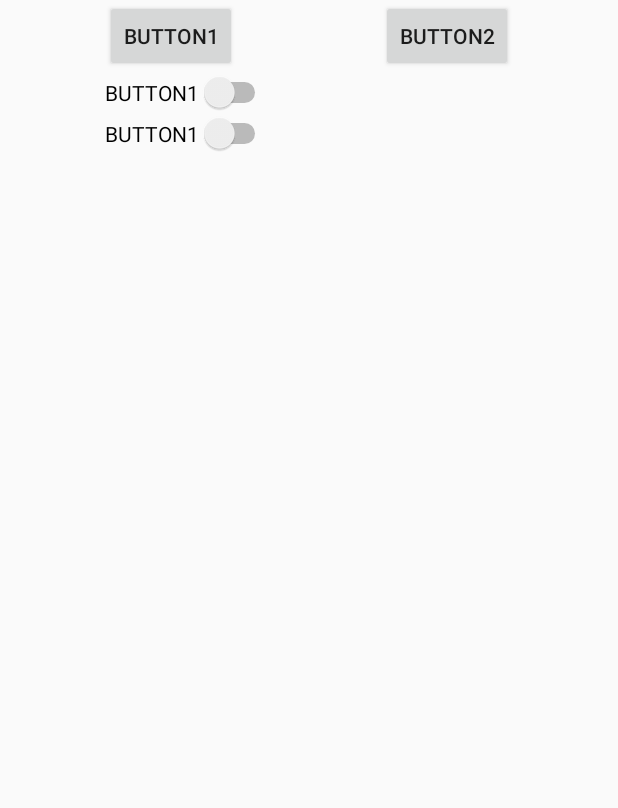
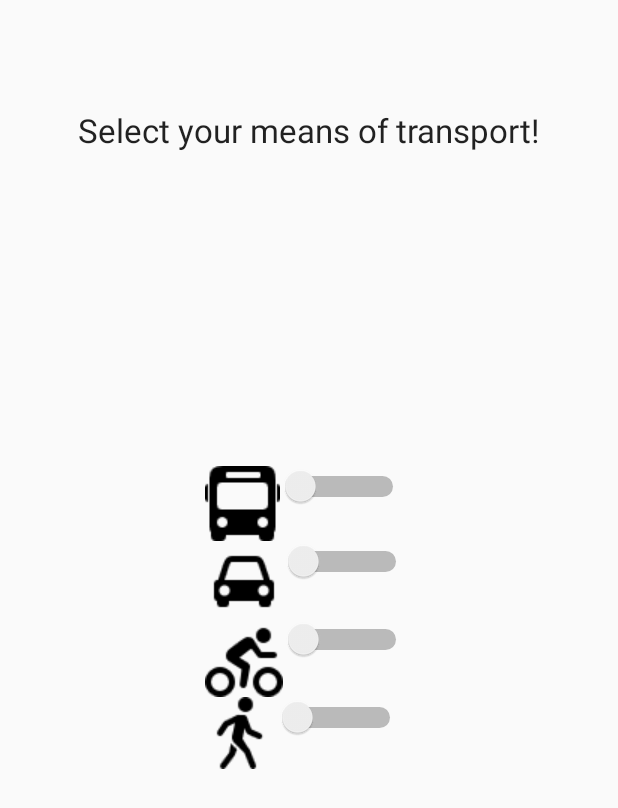
Before and after one commit to nazsakiba/TrackingMovement, an Android app: the screen it shows after launch (MainActivity), on a phone screen of 412 x 824 dp. Shown: the top 808 px of the screen. Run offline under Robolectric (Android 15) with nearby library versions, the phone set to English and light mode, and no system bars.

Commit message:
Integrated new interface

```diff
--- a/TrackingCollector/app/src/main/java/solvers/problem/global/trackingcollector/CustomToast.java
+++ b/TrackingCollector/app/src/main/java/solvers/problem/global/trackingcollector/CustomToast.java
@@ -12,7 +12,6 @@ public class CustomToast {
     public static Toast previousToast = null;
 
     public static void ShowMessage(int message, Context context) {
-        System.out.println(message);
         if (previousToast != null) {
             previousToast.cancel();
         }
--- a/TrackingCollector/app/src/main/java/solvers/problem/global/trackingcollector/MainActivity.java
+++ b/TrackingCollector/app/src/main/java/solvers/problem/global/trackingcollector/MainActivity.java
@@ -64,8 +64,14 @@ public class MainActivity extends AppCompatActivity {
                 case R.id.switchCar:
                     CustomToast.ShowMessage(R.string.DRIVING_TOAST, this);
                     break;
-                case R.id.switchCycle:
+                case R.id.switchBicycle:
                     CustomToast.ShowMessage(R.string.CYCLING_TOAST, this);
+                    break;
+                case R.id.switchPedestrian:
+                    CustomToast.ShowMessage(R.string.PEDESTRIAN_TOAST, this);
+                    break;
+                case R.id.switchBus:
+                    CustomToast.ShowMessage(R.string.COMMUTING_TOAST, this);
                     break;
             }
         }
@@ -74,7 +80,10 @@ public class MainActivity extends AppCompatActivity {
     public ArrayList<Switch> getSwitchButtonList() {
         ArrayList<Switch> switchButtons = new ArrayList<>();
         switchButtons.add((Switch) (findViewById(R.id.switchCar)));
-        switchButtons.add((Switch) (findViewById(R.id.switchCycle)));
+        switchButtons.add((Switch) (findViewById(R.id.switchBicycle)));
+        switchButtons.add((Switch) (findViewById(R.id.switchBus)));
+        switchButtons.add((Switch) (findViewById(R.id.switchPedestrian)));
+
 
         return switchButtons;
     }
@@ -136,7 +145,7 @@ public class MainActivity extends AppCompatActivity {
         }
     }
 
-    public void showLog(View view) {
-        ((TextView)findViewById(R.id.editText)).setText(t.log);
-    }
+    //public void showLog(View view) {
+      //  ((TextView)findViewById(R.id.editText)).setText(t.log);
+    //}
 }
--- a/TrackingCollector/app/src/main/res/layout/activity_main.xml
+++ b/TrackingCollector/app/src/main/res/layout/activity_main.xml
@@ -1,82 +1,164 @@
-<LinearLayout xmlns:android="http://schemas.android.com/apk/res/android"
-    android:id="@+id/tableLayout1"
+<RelativeLayout xmlns:android="http://schemas.android.com/apk/res/android"
+
     android:layout_width="fill_parent"
-    android:layout_height="fill_parent"
-    android:orientation="vertical"
-    android:layout_marginLeft="70dp"
-    android:layout_marginRight="70dp"
-    android:weightSum="1">
 
-    <RelativeLayout
-        android:layout_width="match_parent"
-        android:layout_height="wrap_content">
+    android:layout_height="fill_parent">
 
-        <Button
+    <TextView
+
+        android:layout_width="wrap_content"
+
+        android:layout_height="wrap_content"
+
+        android:textAppearance="?android:attr/textAppearanceLarge"
+
+        android:text="Select your means of transport!"
+
+        android:id="@+id/textView"
+
+        android:layout_marginTop="72dp"
+
+        android:layout_alignParentTop="true"
+
+        android:layout_centerHorizontal="true"/>
+
+    <LinearLayout
+
+        android:orientation="vertical"
+
+        android:layout_width="wrap_content"
+
+        android:layout_height="match_parent"
+
+        android:layout_centerHorizontal="true"
+
+        android:gravity="center_vertical">
+
+        <LinearLayout
+
+            android:orientation="horizontal"
+
             android:layout_width="wrap_content"
-            android:layout_height="wrap_content"
-            android:layout_alignParentLeft="true"
-            android:onClick="testGPS"
-            android:text="BUTTON1"/>
 
-        <Button
-            android:layout_width="wrap_content"
-            android:layout_height="wrap_content"
-            android:layout_alignParentRight="true"
-            android:onClick="showLog"
-            android:text="BUTTON2"/>
+            android:layout_height="wrap_content">
 
-    </RelativeLayout>
+            <ImageView
 
-    <RelativeLayout
-        android:layout_width="match_parent"
-        android:layout_height="wrap_content">
+                android:layout_width="wrap_content"
 
+                android:layout_height="wrap_content"
 
-        <RadioGroup
-            android:layout_width="wrap_content"
-            android:layout_height="wrap_content"
-            android:id="@+id/switchGroup"
-            android:weightSum="2" >
+                android:id="@+id/imageView1"
 
-        <Switch
-            android:layout_width="wrap_content"
-            android:layout_height="wrap_content"
-            android:layout_alignParentLeft="true"
-            android:id="@+id/switchCar"
-            android:text="BUTTON1"
-            android:onClick="switchOnClick"/>
+                android:src="@drawable/bus"/>
 
             <Switch
+
                 android:layout_width="wrap_content"
+                android:onClick="switchOnClick"
+
                 android:layout_height="wrap_content"
-                android:layout_alignParentLeft="true"
-                android:id="@+id/switchCycle"
-                android:text="BUTTON1"
-                android:onClick="switchOnClick"/>
 
-        </RadioGroup>
+                android:id="@+id/switchBus"
+
+                android:switchMinWidth="86dp"/>
 
 
 
-    </RelativeLayout>
+        </LinearLayout>
 
-    <ScrollView
-        android:id="@+id/SCROLLER_ID"
-        android:layout_width="fill_parent"
-        android:layout_height="wrap_content"
-        android:scrollbars="vertical"
-        android:fillViewport="true">
-    <TextView
-        android:layout_width="match_parent"
-        android:editable="false"
-        android:layout_height="match_parent"
-        android:inputType="textMultiLine"
-        android:ems="10"
-        android:id="@+id/editText"
-        android:layout_weight="0.88" />
+        <LinearLayout
 
-    </ScrollView>
+            android:orientation="horizontal"
 
+            android:layout_width="wrap_content"
 
+            android:layout_height="wrap_content">
 
-</LinearLayout>
+            <ImageView
+
+                android:layout_width="wrap_content"
+
+                android:layout_height="wrap_content"
+
+                android:id="@+id/imageView2"
+
+                android:src="@drawable/car"/>
+
+            <Switch
+
+                android:layout_width="wrap_content"
+                android:onClick="switchOnClick"
+
+                android:layout_height="wrap_content"
+
+                android:id="@+id/switchCar"
+
+                android:switchMinWidth="86dp"/>
+
+        </LinearLayout>
+
+        <LinearLayout
+
+            android:orientation="horizontal"
+
+            android:layout_width="wrap_content"
+
+            android:layout_height="wrap_content">
+
+            <ImageView
+
+                android:layout_width="wrap_content"
+
+                android:layout_height="wrap_content"
+
+                android:id="@+id/imageView3"
+
+                android:src="@drawable/bicylce"/>
+
+            <Switch
+
+                android:layout_width="wrap_content"
+                android:onClick="switchOnClick"
+
+                android:layout_height="wrap_content"
+
+                android:id="@+id/switchBicycle"
+
+                android:switchMinWidth="86dp"/>
+
+        </LinearLayout>
+
+        <LinearLayout
+
+            android:orientation="horizontal"
+
+            android:layout_width="wrap_content"
+
+            android:layout_height="wrap_content">
+
+            <ImageView
+
+                android:layout_width="wrap_content"
+
+                android:layout_height="wrap_content"
+
+                android:id="@+id/imageView4"
+
+                android:src="@drawable/pedestrian"/>
+
+            <Switch
+
+                android:layout_width="wrap_content"
+                android:onClick="switchOnClick"
+                android:layout_height="wrap_content"
+
+                android:id="@+id/switchPedestrian"
+
+                android:switchMinWidth="86dp"/>
+
+        </LinearLayout>
+
+    </LinearLayout>
+
+</RelativeLayout>
```
Also changed, not shown: TrackingCollector/app/src/main/res/drawable/bicylce.png (added), TrackingCollector/app/src/main/res/drawable/bus.png (added), TrackingCollector/app/src/main/res/drawable/car.png (added), TrackingCollector/app/src/main/res/drawable/pedestrian.png (added).
